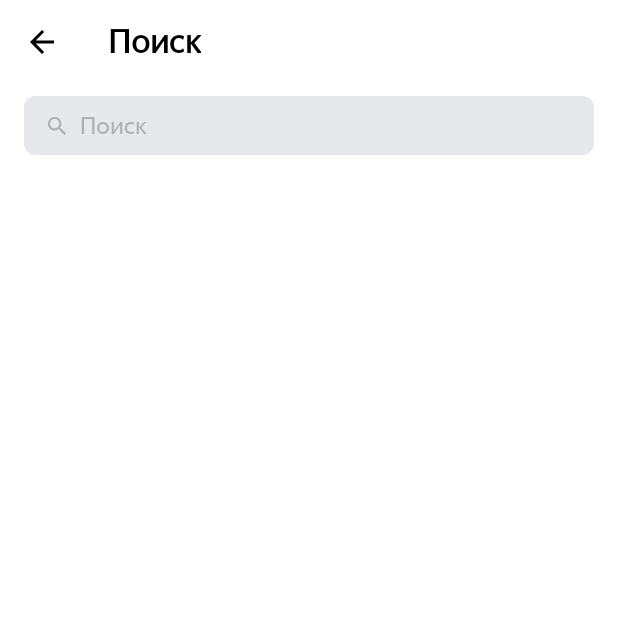
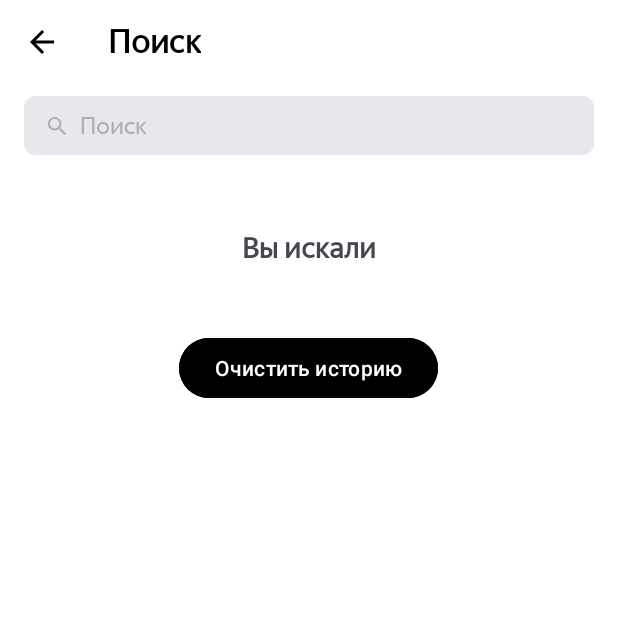
Before and after one commit to kawunus/PlaylistMaker, an Android app: the screen it shows after launch (FindActivity), after a tap on "Поиск", on a phone screen of 412 x 824 dp, the top half of it. Run offline under Robolectric (Android 15) with nearby library versions, the phone set to English and light mode, and no system bars.

Commit message:
Написал класс, отвечающий за сериализацию/десериализацию треков. Создал разметку истории треков в activity_find.xml

```diff
--- a/app/src/main/java/com/example/playlistmaker/adapters/track/TrackAdapter.kt
+++ b/app/src/main/java/com/example/playlistmaker/adapters/track/TrackAdapter.kt
@@ -33,6 +33,9 @@ class TrackAdapter() :
 
     override fun onBindViewHolder(holder: TrackViewHolder, position: Int) {
         holder.bind(asyncListDiffer.currentList[position])
+        holder.itemView.setOnClickListener {
+
+        }
     }
 
     override fun getItemCount() = asyncListDiffer.currentList.size
--- a/app/src/main/java/com/example/playlistmaker/data/track/prefs/AppSharedPreferences.kt
+++ b/app/src/main/java/com/example/playlistmaker/data/track/prefs/AppSharedPreferences.kt
@@ -3,18 +3,33 @@ package com.example.playlistmaker.data.track.prefs
 import android.content.Context
 import android.content.Context.MODE_PRIVATE
 import android.content.SharedPreferences
+import com.example.playlistmaker.data.track.Track
 
 class AppSharedPreferences(context: Context) {
     object PrefKeys {
-        const val DARK_THEME = "dark_theme"
+        const val DARK_THEME = "darkTheme"
         const val PREFS = "prefs"
+        const val HISTORY_LIST = "historyList"
     }
 
-    private val prefs: SharedPreferences = context.getSharedPreferences(PrefKeys.PREFS, MODE_PRIVATE)
+    private val converter = JsonConverter()
+    private val prefs: SharedPreferences =
+        context.getSharedPreferences(PrefKeys.PREFS, MODE_PRIVATE)
 
     fun getTheme(): Boolean = prefs.getBoolean(PrefKeys.DARK_THEME, false)
 
     fun setTheme(darkTheme: Boolean) {
         prefs.edit().putBoolean(PrefKeys.DARK_THEME, darkTheme).apply()
     }
+
+    fun getHistoryList(): List<Track> {
+
+        val json = prefs.getString(PrefKeys.HISTORY_LIST, null)
+        return converter.jsonToTrackList(json)
+    }
+
+    fun setHistoryList(list: List<Track>) {
+        prefs.edit().putString(PrefKeys.HISTORY_LIST, converter.trackListToJson(list)).apply()
+    }
+
 }
--- /dev/null
+++ b/app/src/main/java/com/example/playlistmaker/data/track/prefs/JsonConverter.kt
@@ -0,0 +1,21 @@
+package com.example.playlistmaker.data.track.prefs
+
+import com.example.playlistmaker.data.track.Track
+import com.google.gson.Gson
+import com.google.gson.reflect.TypeToken
+
+class JsonConverter {
+
+    fun trackListToJson(trackList: List<Track>): String {
+
+        return Gson().toJson(trackList)
+    }
+
+    fun jsonToTrackList(json: String?): List<Track> {
+        if (json == null) {
+            return emptyList()
+        }
+        val trackListType = object : TypeToken<List<Track>>() {}.type
+        return Gson().fromJson(json, trackListType)
+    }
+}
--- a/app/src/main/java/com/example/playlistmaker/UI/activities/FindActivity.kt
+++ b/app/src/main/java/com/example/playlistmaker/ui/activities/FindActivity.kt
@@ -1,4 +1,4 @@
-package com.example.playlistmaker.UI.activities
+package com.example.playlistmaker.ui.activities
 
 import android.content.Context
 import android.os.Bundle
--- a/app/src/main/java/com/example/playlistmaker/UI/activities/LibraryActivity.kt
+++ b/app/src/main/java/com/example/playlistmaker/ui/activities/LibraryActivity.kt
@@ -1,4 +1,4 @@
-package com.example.playlistmaker.UI.activities
+package com.example.playlistmaker.ui.activities
 
 import androidx.appcompat.app.AppCompatActivity
 import android.os.Bundle
--- a/app/src/main/java/com/example/playlistmaker/UI/activities/MainActivity.kt
+++ b/app/src/main/java/com/example/playlistmaker/ui/activities/MainActivity.kt
@@ -1,4 +1,4 @@
-package com.example.playlistmaker.UI.activities
+package com.example.playlistmaker.ui.activities
 
 import android.content.Intent
 import android.os.Bundle
--- a/app/src/main/java/com/example/playlistmaker/UI/activities/SettingsActivity.kt
+++ b/app/src/main/java/com/example/playlistmaker/ui/activities/SettingsActivity.kt
@@ -1,4 +1,4 @@
-package com.example.playlistmaker.UI.activities
+package com.example.playlistmaker.ui.activities
 
 import android.content.Intent
 import android.net.Uri
--- a/app/src/main/res/layout/activity_find.xml
+++ b/app/src/main/res/layout/activity_find.xml
@@ -1,6 +1,7 @@
 <?xml version="1.0" encoding="utf-8"?>
 <LinearLayout xmlns:android="http://schemas.android.com/apk/res/android"
     xmlns:app="http://schemas.android.com/apk/res-auto"
+    xmlns:tools="http://schemas.android.com/tools"
     android:layout_width="match_parent"
     android:layout_height="match_parent"
     android:background="?attr/colorSecondary"
@@ -56,11 +57,35 @@
 
     </LinearLayout>
 
+    <TextView
+        android:id="@+id/historyTextView"
+        android:layout_width="wrap_content"
+        android:layout_height="wrap_content"
+        android:layout_gravity="center"
+        android:layout_marginTop="42dp"
+        android:layout_marginBottom="20dp"
+        android:fontFamily="@font/yandex_sans_display_regular"
+        android:text="@string/you_search"
+        android:textSize="19sp"
+        android:textStyle="bold" />
+
     <androidx.recyclerview.widget.RecyclerView
         android:id="@+id/recyclerView"
         android:layout_width="match_parent"
-        android:layout_height="match_parent"
-        app:layoutManager="androidx.recyclerview.widget.LinearLayoutManager" />
+        android:layout_height="wrap_content"
+        app:layoutManager="androidx.recyclerview.widget.LinearLayoutManager"
+        tools:listitem="@layout/track_view" />
+
+    <Button
+        android:id="@+id/historyButton"
+        android:layout_width="wrap_content"
+        android:layout_height="wrap_content"
+        android:layout_gravity="center"
+        android:layout_marginTop="24dp"
+        android:backgroundTint="@color/findUpdateButtonColor"
+        android:text="@string/reset_history"
+        android:textColor="@color/findUpdateButtonTextColor"
+        android:textSize="14sp" />
 
     <LinearLayout
         android:id="@+id/errorLinear"
--- a/app/src/main/res/layout/activity_library.xml
+++ b/app/src/main/res/layout/activity_library.xml
@@ -4,6 +4,6 @@
     xmlns:tools="http://schemas.android.com/tools"
     android:layout_width="match_parent"
     android:layout_height="match_parent"
-    tools:context=".UI.activities.LibraryActivity">
+    tools:context=".ui.activities.LibraryActivity">
 
 </androidx.constraintlayout.widget.ConstraintLayout>
--- a/app/src/main/res/values/strings.xml
+++ b/app/src/main/res/values/strings.xml
@@ -26,4 +26,6 @@
     <string name="not_found">Ничего не нашлось</string>
     <string name="no_internet">Проблемы со связью\n\nЗагрузка не удалась. Проверьте\nподключение к интернету</string>
     <string name="update_button_text">Обновить</string>
+    <string name="you_search">Вы искали</string>
+    <string name="reset_history">Очистить историю</string>
 </resources>
```
Also changed, not shown: app/src/main/AndroidManifest.xml (+4 -4 lines), app/src/main/java/com/example/playlistmaker/utils/SearchHistory.kt (added, +13 -0 lines).
